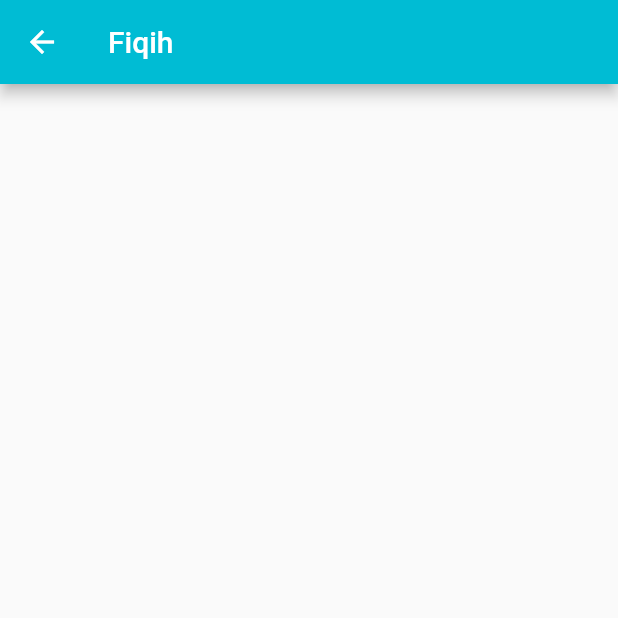
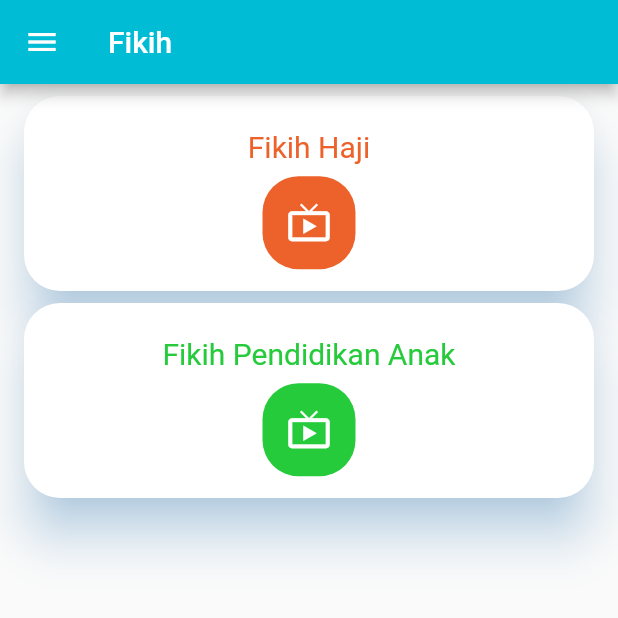
Before and after one commit to imamandrias/tugas11, a Flutter app: the FiqihPage screen opened directly, on a phone screen of 412 x 824 dp, the top half of it. Run offline on Flutter 3.47's test engine with Material 2 defaults, Android fonts, the phone set to English and light mode, and no system bars; missing offline and left inert: flutter_webview_plugin; network calls fail.

Commit message:
Penambahan Halaman Fikih

```diff
--- a/playlistyoutube_app/lib/mydrawer.dart
+++ b/playlistyoutube_app/lib/mydrawer.dart
@@ -37,11 +37,11 @@ class MyDrawer extends StatelessWidget {
               CustomListTile(Icons.menu, 'Aqidah & Manhaj',  ()=>Navigator.of(context).push(
                   MaterialPageRoute(builder: (BuildContext context)=> AqidahPage())
               )),
-              CustomListTile(Icons.menu, 'Fiqih',  ()=>Navigator.of(context).push(
-                  MaterialPageRoute(builder: (BuildContext context)=> MurotalPage())
+              CustomListTile(Icons.menu, 'Fikih',  ()=>Navigator.of(context).push(
+                  MaterialPageRoute(builder: (BuildContext context)=> FiqihPage())
               )),
               CustomListTile(Icons.menu, 'Murotal',  ()=>Navigator.of(context).push(
-                  MaterialPageRoute(builder: (BuildContext context)=> FiqihPage())
+                  MaterialPageRoute(builder: (BuildContext context)=> MurotalPage())
               )),
               CustomListTile(Icons.menu, 'Nasihat Ulama',  ()=>Navigator.of(context).push(
                   MaterialPageRoute(builder: (BuildContext context)=> NasihatPage())
--- a/playlistyoutube_app/lib/screen/aqidah.dart
+++ b/playlistyoutube_app/lib/screen/aqidah.dart
@@ -1,5 +1,6 @@
 import 'package:flutter/material.dart';
 import 'package:flutter_staggered_grid_view/flutter_staggered_grid_view.dart';
+import 'package:playlistyoutube_app/mydrawer.dart';
 
 import '../list_video.dart';
 
@@ -55,23 +56,6 @@ class _AqidahPageState extends State<AqidahPage> {
                         ),
                       ),
                     ),
-
-                    //link youtube
-/*
-                    Material(
-                      child: InkWell(
-                        onTap: (){
-                          Navigator.push(context, MaterialPageRoute(
-                            builder: (context) => ListVideo(
-                              title: heading,
-                              url: link,
-                            ),
-                          ));
-                        },
-                      ),
-                    )
-*/
-
                   ],
                 )
               ],
@@ -85,6 +69,7 @@ class _AqidahPageState extends State<AqidahPage> {
   @override
   Widget build(BuildContext context) {
     return Scaffold(
+      drawer: MyDrawer(),
       appBar: AppBar(
         title: Text('Aqidah & Manhaj'),
         backgroundColor: Colors.cyan,
--- a/playlistyoutube_app/lib/screen/fiqih.dart
+++ b/playlistyoutube_app/lib/screen/fiqih.dart
@@ -1,4 +1,8 @@
 import 'package:flutter/material.dart';
+import 'package:flutter_staggered_grid_view/flutter_staggered_grid_view.dart';
+import 'package:playlistyoutube_app/list_video.dart';
+import 'package:playlistyoutube_app/mydrawer.dart';
+
 
 class FiqihPage extends StatefulWidget {
   @override
@@ -6,12 +10,85 @@ class FiqihPage extends StatefulWidget {
 }
 
 class _FiqihPageState extends State<FiqihPage> {
+  //Fungsi Dashboard untuk menu Fikih
+  Material myList(IconData iconData, String heading, int warna, String link) {
+    return Material(
+      color: Colors.white,
+      elevation: 14.0,
+      shadowColor: Color(0x802196F3),
+      borderRadius: BorderRadius.circular(24.0),
+      child: InkWell(
+        onTap: (){
+          Navigator.push(context, MaterialPageRoute(
+            builder: (context) => ListVideo(
+              title: heading,
+              url: link,
+            ),
+          ));
+        },
+        child: Center(
+          child: Padding(
+            padding: const EdgeInsets.all(8.0),
+            child: Row(
+              mainAxisAlignment: MainAxisAlignment.center,
+              children: [
+                Column(
+                  mainAxisAlignment: MainAxisAlignment.center,
+                  children: [
+                    //Tulisan sub judulnya
+                    Padding(
+                      padding: const EdgeInsets.all(8.0),
+                      child: Text(
+                        heading,
+                        style: TextStyle(color: new Color(warna), fontSize: 20.0),
+                      ),
+                    ),
+                    //Icon Youtube
+                    Material(
+                      color: Color(warna),
+                      borderRadius: BorderRadius.circular(24.0),
+                      child: Padding(
+                        padding: const EdgeInsets.all(16.0),
+                        child: Icon(
+                          iconData,
+                          color: Colors.white,
+                          size: 30.0,
+                        ),
+                      ),
+                    ),
+                  ],
+                )
+              ],
+            ),
+          ),
+        ),
+      ),
+    );
+  }
+
   @override
   Widget build(BuildContext context) {
     return Scaffold(
+      drawer: MyDrawer(),
       appBar: AppBar(
-        title: Text('Fiqih'),
+        title: Text('Fikih'),
         backgroundColor: Colors.cyan,
+      ),
+      body: StaggeredGridView.count(
+        crossAxisCount: 2,
+        crossAxisSpacing: 8.0,
+        mainAxisSpacing: 8.0,
+        padding: EdgeInsets.symmetric(horizontal: 16.0, vertical: 8.0),
+        children: [
+          myList(Icons.live_tv, 'Fikih Haji', 0xffed622b,
+              'https://fikihhaji.herokuapp.com/'),
+          myList(Icons.live_tv, 'Fikih Pendidikan Anak', 0xff26cb3c,
+              'https://pendidikananak.herokuapp.com/'),
+        ],
+        staggeredTiles: [
+          StaggeredTile.extent(2, 130.0),
+          StaggeredTile.extent(2, 130.0),
+        ],
       ),
     );
   }
```
